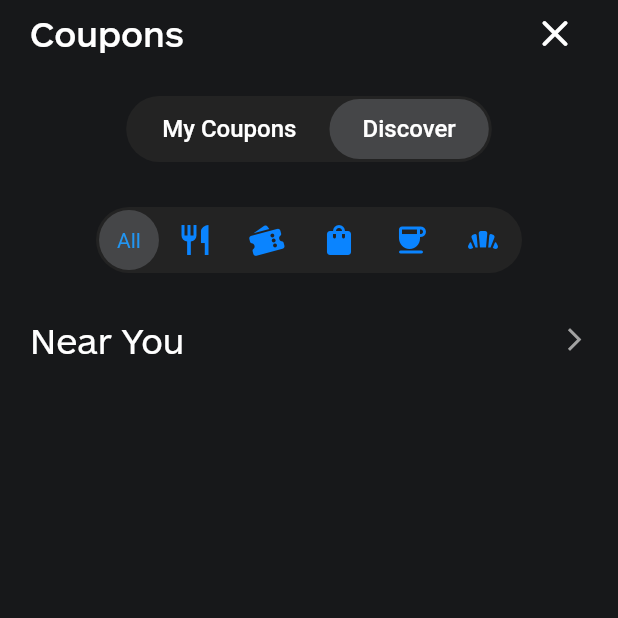
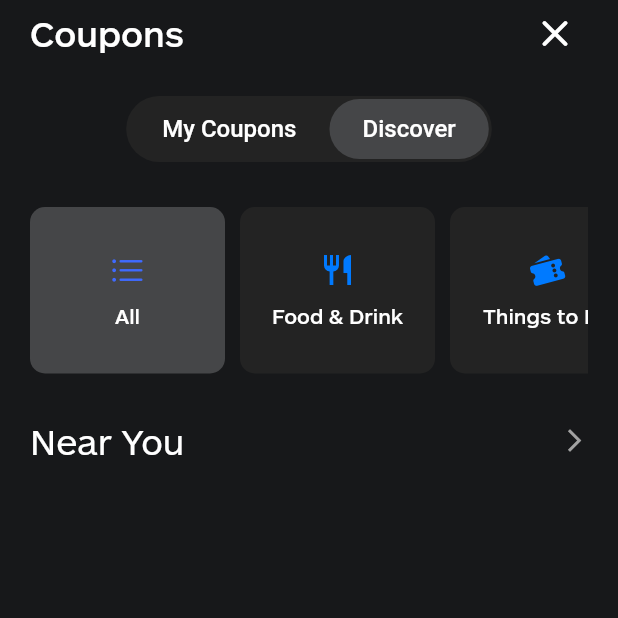
Before and after one commit to nhulston/cash_discover, a Flutter app: the CouponsPage screen opened directly, item 2 of the bottom bar chosen, on a phone screen of 412 x 824 dp, the top half of it. Run offline on Flutter 3.47's test engine with Material 2 defaults, Android fonts, the phone set to English and light mode, and no system bars; drawn by our look-alikes of custom_sliding_segmented_control; our stand-ins replace cloud_firestore, firebase_core, google_maps_flutter, qr_flutter; accounts and stored records are empty.

Commit message:
Fix randomizing

```diff
--- a/lib/components/filter_box.dart
+++ b/lib/components/filter_box.dart
@@ -1,18 +1,29 @@
 import 'package:cash_discover/style/style.dart';
 import 'package:flutter/cupertino.dart';
+import 'package:flutter/material.dart';
 
-class FilterBox extends StatelessWidget {
-  const FilterBox({Key? key, required this.text, required this.icon}) : super(key: key);
+class FilterBox extends StatefulWidget {
+  const FilterBox({Key? key, required this.text, required this.icon, required this.index, required this.selectedIndex, required this.callback}) : super(key: key);
 
   final String text;
   final IconData icon;
+  final int index;
+  final int selectedIndex;
+  final VoidCallback callback;
 
   @override
+  State<FilterBox> createState() => _FilterBoxState();
+}
+
+class _FilterBoxState extends State<FilterBox> {
+  @override
   Widget build(BuildContext context) {
-    return Container(
+    return GestureDetector(
+      onTap: widget.callback,
+      child: Container(
         width: 130,
         decoration: BoxDecoration(
-        color: Style.darkGray,
+          color: widget.index == widget.selectedIndex ? Style.gray : Style.darkGray,
           borderRadius: BorderRadius.circular(10),
         ),
         child: Padding(
@@ -20,10 +31,21 @@ class FilterBox extends StatelessWidget {
           child: Column(
             crossAxisAlignment: CrossAxisAlignment.center,
             children: [
-            Icon(icon),
+              Icon(
+                widget.icon,
+                color: widget.index == widget.selectedIndex
+                  ? const Color.fromRGBO(63, 106, 255, 1.0)
+                  : CupertinoColors.activeBlue,
+              ),
               const SizedBox(height: 10),
-            Text(text),
+              Text(
+                widget.text,
+                style: const TextStyle(
+                  fontWeight: FontWeight.w500,
+                ),
+              ),
             ],
+          ),
         ),
       ),
     );
--- a/lib/pages/coupons_page.dart
+++ b/lib/pages/coupons_page.dart
@@ -27,8 +27,32 @@ class _CouponsPageState extends State<CouponsPage> {
   MarkerTypes markCat = MarkerTypes.restaurant;
   static const padding = 20.0;
 
+  int selected = 0;
+
   @override
   Widget build(BuildContext context) {
+    filterCallback(value) {
+      return () {
+        setState(() {
+          selected = value;
+          allMarkers = false;
+          if (value == 0){
+            allMarkers = true;
+          } else if (value == 1) {
+            markCat = MarkerTypes.restaurant;
+          } else if (value == 2) {
+            markCat = MarkerTypes.activity;
+          } else if (value == 3) {
+            markCat = MarkerTypes.clothes;
+          } else if (value == 4) {
+            markCat = MarkerTypes.coffee;
+          } else if (value == 5) {
+            markCat = MarkerTypes.bakery;
+          }
+        });
+      };
+    }
+
     return CupertinoPageScaffold(
       child: SafeArea(
         bottom: false,
@@ -80,48 +104,25 @@ class _CouponsPageState extends State<CouponsPage> {
                     },
                   ),
                 ),
-                if (page == Pages.discoverCouponsPage)const SizedBox(height: 30),
-                if (page == Pages.discoverCouponsPage)
-                      Material(
-                        color: Colors.transparent,
-                        child:
-                        CustomSlidingSegmentedControl<int>(
-                          decoration: BoxDecoration(
-                            color: Style.darkGray,
-                            borderRadius: BorderRadius.circular(100),
-                          ),
-                          thumbDecoration: BoxDecoration(
-                            color: Style.gray,
-                            borderRadius: BorderRadius.circular(100),
-                          ),
-                          children: const {
-                            0: Text('All', style: TextStyle(color: Colors.blue),),
-                            1: Icon(Icons.restaurant),
-                            2: Icon(CupertinoIcons.tickets_fill),
-                            3: Icon(Icons.shopping_bag_rounded),
-                            4: Icon(Icons.coffee_rounded),
-                            5: Icon(Icons.bakery_dining_rounded),
-                            },
-                          onValueChanged: (value) {
-                            setState(() {
-                              allMarkers = false;
-                              if (value == 0){
-                                allMarkers = true;
-                              } else if (value == 1) {
-                                markCat = MarkerTypes.restaurant;
-                              } else if (value == 2) {
-                                markCat = MarkerTypes.activity;
-                              } else if (value == 3) {
-                                markCat = MarkerTypes.clothes;
-                              } else if (value == 4) {
-                                markCat = MarkerTypes.coffee;
-                              } else if (value == 5) {
-                                markCat = MarkerTypes.bakery;
-                              }
-                            });
-                          },
-                        ),
-                    ),
+                if (page == Pages.discoverCouponsPage) const SizedBox(height: 30),
+                if (page == Pages.discoverCouponsPage) SingleChildScrollView(
+                  scrollDirection: Axis.horizontal,
+                  child: Row(
+                    children: [
+                      FilterBox(text: 'All', icon: CupertinoIcons.list_bullet, index: 0, selectedIndex: selected, callback: filterCallback(0)),
+                      const SizedBox(width: padding / 2),
+                      FilterBox(text: 'Food & Drink', icon: Icons.restaurant, index: 1, selectedIndex: selected, callback: filterCallback(1)),
+                      const SizedBox(width: padding / 2),
+                      FilterBox(text: 'Things to Do', icon: CupertinoIcons.tickets_fill, index: 2, selectedIndex: selected, callback: filterCallback(2)),
+                      const SizedBox(width: padding / 2),
+                      FilterBox(text: 'Shopping', icon: Icons.shopping_bag_rounded, index: 3, selectedIndex: selected, callback: filterCallback(3)),
+                      const SizedBox(width: padding / 2),
+                      FilterBox(text: 'Coffee', icon: Icons.coffee_rounded, index: 4, selectedIndex: selected, callback: filterCallback(4)),
+                      const SizedBox(width: padding / 2),
+                      FilterBox(text: 'Bakeries', icon: Icons.bakery_dining_rounded, index: 5, selectedIndex: selected, callback: filterCallback(5)),
+                    ],
+                  ),
+                ),
                 if (page == Pages.discoverCouponsPage) const SizedBox(height: 30),
                 if (page == Pages.discoverCouponsPage) GestureDetector(
                   behavior: HitTestBehavior.translucent,
```
Lines whose indentation alone changed are shown as unchanged.
